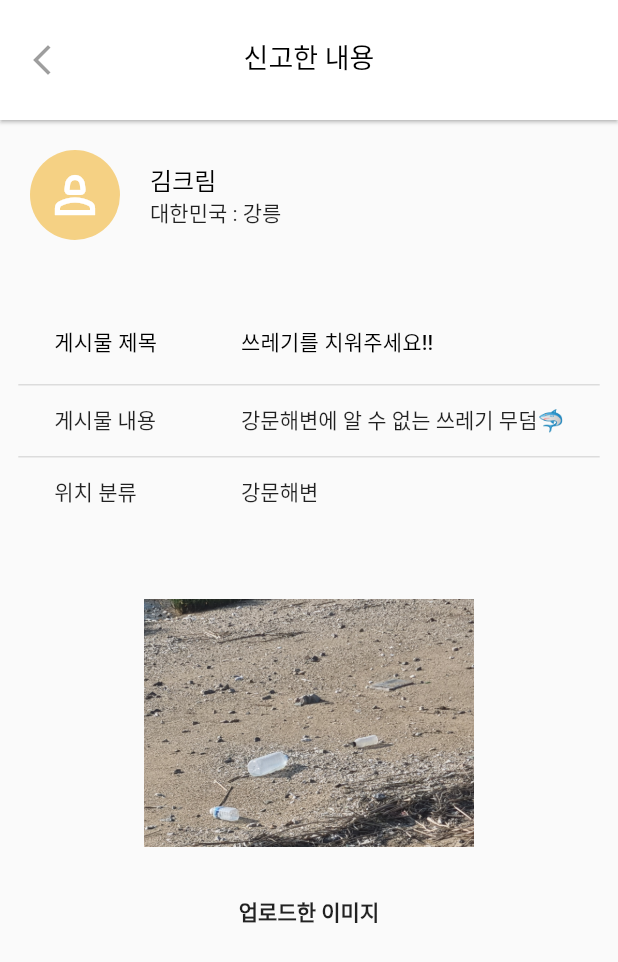
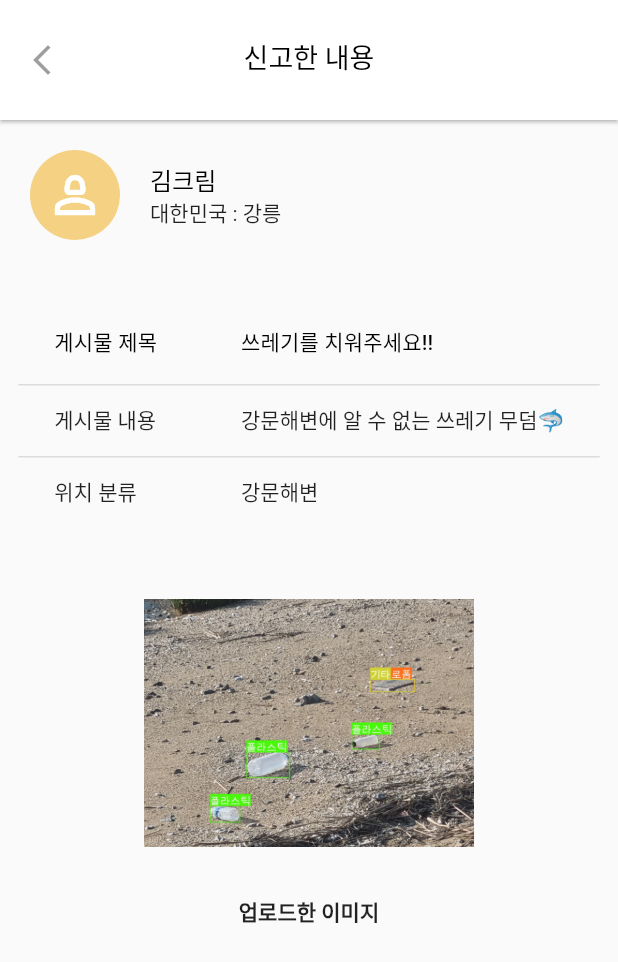
Before and after one commit to 23-HP033-WAVE/WAVE-flutter, a Flutter app: the MyPosted screen opened directly, on a phone screen of 412 x 824 dp. Shown: the top 962 px of the screen. Run offline on Flutter 3.47's test engine with Material 2 defaults, Android fonts, the phone set to English and light mode, and no system bars; our stand-ins replace fl_chart, image_picker.

```diff
--- a/lib/screen/my_posted_screen.dart
+++ b/lib/screen/my_posted_screen.dart
@@ -83,7 +83,7 @@ class _MyPostedState extends State<MyPosted> {
                   child: ClipRRect(
                     borderRadius: BorderRadius.circular(10),
                     child: Image.asset(
-                      'assets/images/detect_before.jpg',
+                      'assets/images/detect_after.png',
                       width: 220,
                       height: 220,
                     ),
```
